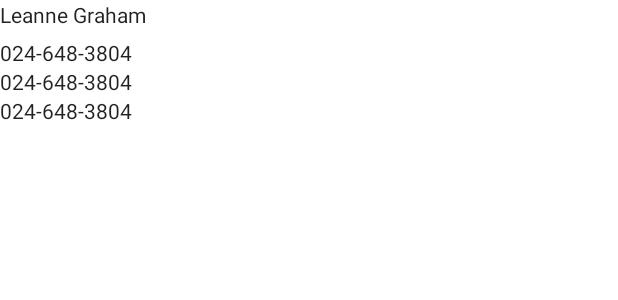
After one commit to mgida/MvvmCoroutines, an Android app: the layout activity_user_detail.xml on its own in the app's theme, with its tools: preview values and no code run, on a phone screen of 412 x 824 dp. The commit adds this screen. Shown: the top 300 px of the screen. Run offline under Robolectric (Android 15) with nearby library versions, the phone set to English and light mode, and no system bars; network calls fail.

Commit message:
show-some-user-info

```diff
--- a/app/src/main/AndroidManifest.xml
+++ b/app/src/main/AndroidManifest.xml
@@ -3,7 +3,6 @@
     package="com.example.mvvmcoroutines">
 
     <uses-permission android:name="android.permission.INTERNET" />
-
 
     <application
         android:allowBackup="true"
@@ -12,6 +11,7 @@
         android:roundIcon="@mipmap/ic_launcher_round"
         android:supportsRtl="true"
         android:theme="@style/Theme.MvvmCoroutines">
+        <activity android:name=".ui.UserDetailActivity"></activity>
         <activity android:name=".ui.MainActivity">
             <intent-filter>
                 <action android:name="android.intent.action.MAIN" />
--- a/app/src/main/java/com/example/mvvmcoroutines/model/Address.kt
+++ b/app/src/main/java/com/example/mvvmcoroutines/model/Address.kt
@@ -1,9 +1,13 @@
 package com.example.mvvmcoroutines.model
 
+import android.os.Parcelable
+import kotlinx.android.parcel.Parcelize
+
+@Parcelize
 data class Address(
     val city: String,
     val geo: Geo,
     val street: String,
     val suite: String,
     val zipcode: String
-)
+) : Parcelable
--- a/app/src/main/java/com/example/mvvmcoroutines/model/Company.kt
+++ b/app/src/main/java/com/example/mvvmcoroutines/model/Company.kt
@@ -1,7 +1,11 @@
 package com.example.mvvmcoroutines.model
 
+import android.os.Parcelable
+import kotlinx.android.parcel.Parcelize
+
+@Parcelize
 data class Company(
     val bs: String,
     val catchPhrase: String,
     val name: String
-)
+) : Parcelable
--- a/app/src/main/java/com/example/mvvmcoroutines/model/Geo.kt
+++ b/app/src/main/java/com/example/mvvmcoroutines/model/Geo.kt
@@ -1,6 +1,10 @@
 package com.example.mvvmcoroutines.model
 
+import android.os.Parcelable
+import kotlinx.android.parcel.Parcelize
+
+@Parcelize
 data class Geo(
     val lat: String,
     val lng: String
-)
+) : Parcelable
--- /dev/null
+++ b/app/src/main/res/layout/activity_user_detail.xml
@@ -0,0 +1,40 @@
+<?xml version="1.0" encoding="utf-8"?>
+<LinearLayout xmlns:android="http://schemas.android.com/apk/res/android"
+    xmlns:app="http://schemas.android.com/apk/res-auto"
+    xmlns:tools="http://schemas.android.com/tools"
+    android:layout_width="match_parent"
+    android:layout_height="match_parent"
+    android:orientation="vertical"
+    tools:context=".ui.UserDetailActivity">
+
+    <TextView
+        android:id="@+id/tvUserNameDetail"
+        android:layout_width="wrap_content"
+        android:layout_height="wrap_content"
+        android:layout_marginBottom="6dp"
+        android:textAppearance="@style/TextAppearance.AppCompat"
+        tools:text="@string/userName" />
+
+    <TextView
+        android:id="@+id/tvUserPhoneDetail"
+        android:layout_width="wrap_content"
+        android:layout_height="wrap_content"
+        android:textAppearance="@style/TextAppearance.AppCompat"
+        tools:text="@string/userPhone" />
+
+    <TextView
+        android:id="@+id/tvUserAddressDetail"
+        android:layout_width="wrap_content"
+        android:layout_height="wrap_content"
+        android:textAppearance="@style/TextAppearance.AppCompat"
+        tools:text="@string/userPhone" />
+
+    <TextView
+        android:id="@+id/tvUserCompanyDetail"
+        android:layout_width="wrap_content"
+        android:layout_height="wrap_content"
+        android:textAppearance="@style/TextAppearance.AppCompat"
+        tools:text="@string/userPhone" />
+
+
+</LinearLayout>
```
Also changed, not shown: app/src/main/java/com/example/mvvmcoroutines/adapters/UserAdapter.kt (+9 -1 lines), app/src/main/java/com/example/mvvmcoroutines/model/UserResponseItem.kt (+5 -2 lines), app/src/main/java/com/example/mvvmcoroutines/ui/MainActivity.kt (+11 -1 lines), app/src/main/java/com/example/mvvmcoroutines/ui/UserDetailActivity.kt (added, +26 -0 lines).
